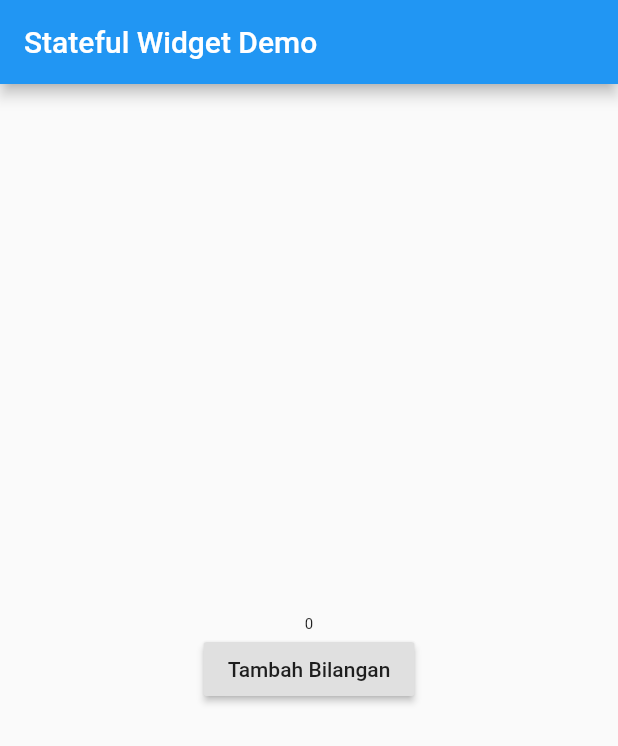
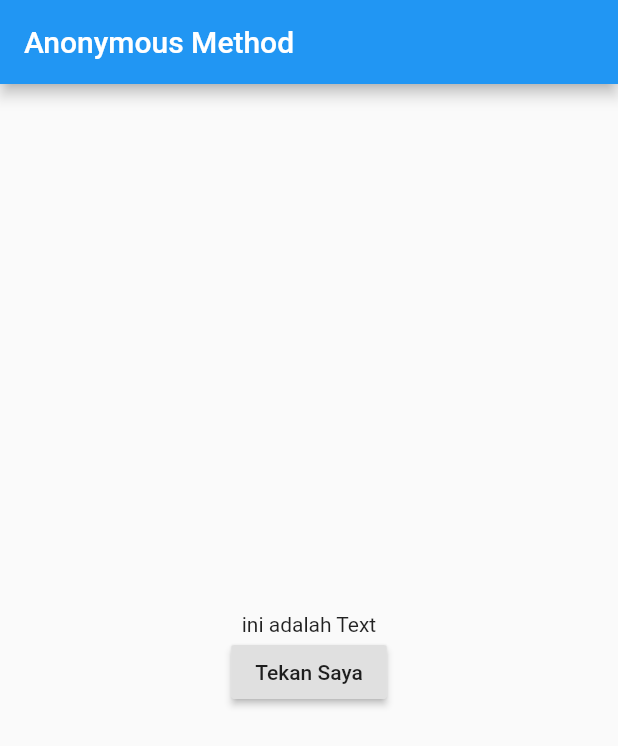
Before and after one commit to bayunugrraha/flutter_example, a Flutter app: the screen it shows after launch, on a phone screen of 412 x 824 dp. Shown: the top 746 px of the screen. Run offline on Flutter 3.47's test engine with Material 2 defaults, Android fonts, the phone set to English and light mode, and no system bars.

Commit message:
anonymous method

```diff
--- a/lib/main.dart
+++ b/lib/main.dart
@@ -8,31 +8,27 @@ class MyApp extends StatefulWidget {
 }
 
 class _MyAppState extends State<MyApp> {
-  int number = 0;
-  void tekanTombol() {
-    setState(() {
-      number = number + 1;
-    });
-  }
+  String message = "ini adalah Text";
 
   @override
   Widget build(BuildContext context) {
     return MaterialApp(
       home: Scaffold(
         appBar: AppBar(
-          title: Text("Stateful Widget Demo"),
+          title: Text("Anonymous Method"),
         ),
         body: Center(
           child: Column(
             mainAxisAlignment: MainAxisAlignment.center,
             children: [
-              Text(
-                number.toString(),
-                style: TextStyle(fontSize: 10 + number.toDouble()),
-              ),
+              Text(message),
               RaisedButton(
-                child: Text("Tambah Bilangan"),
-                onPressed: tekanTombol,
+                child: Text("Tekan Saya"),
+                onPressed: () {
+                  setState(() {
+                    message = "Tombol sudah ditekan";
+                  });
+                },
               )
             ],
           ),
```
